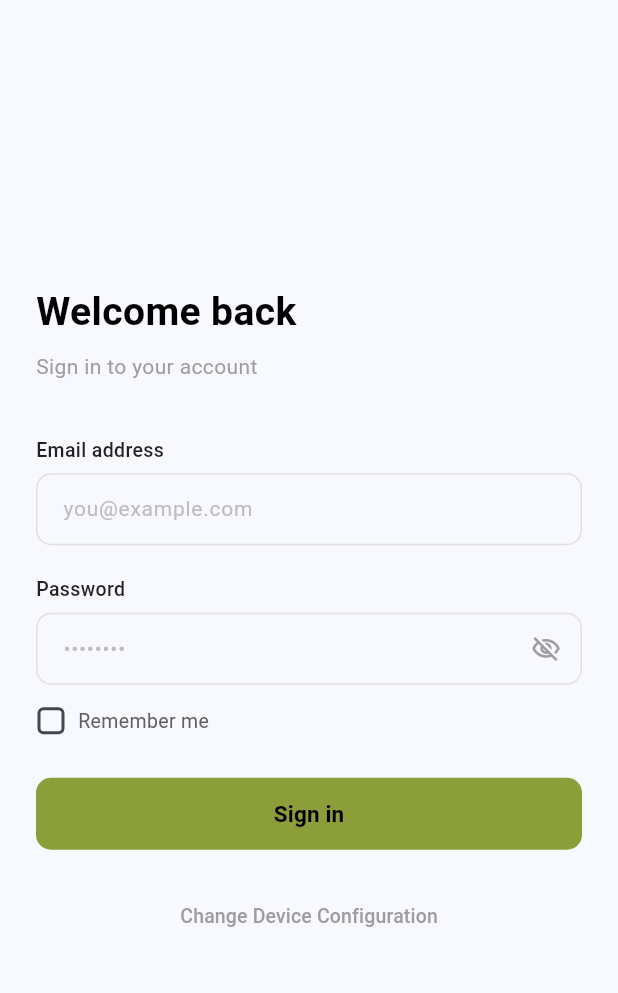
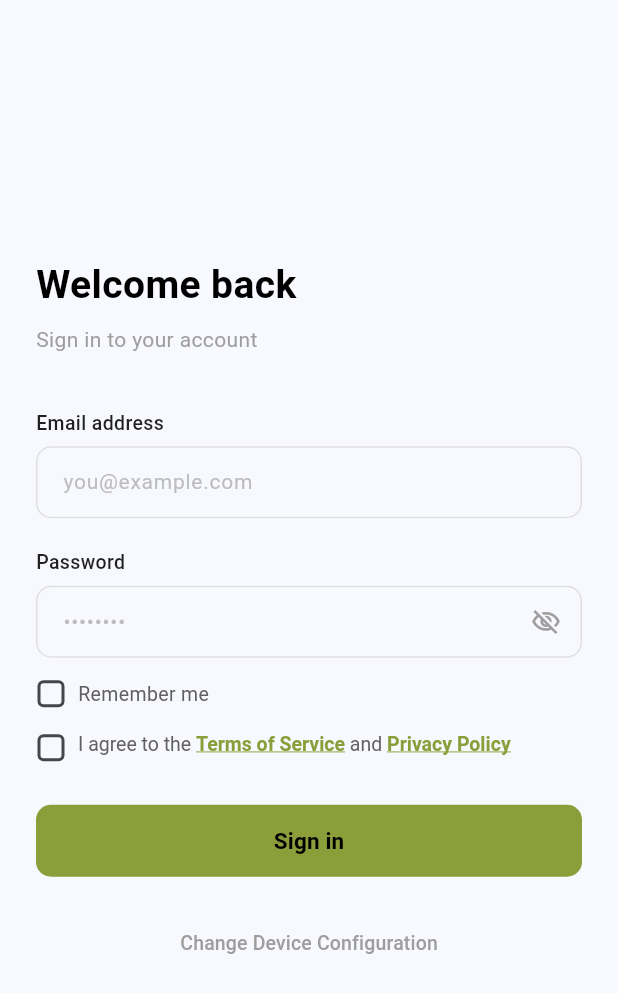
Before and after one commit to buwituze/pre-consultation-agent, a Flutter app: the LoginScreen screen opened by its route, on a phone screen of 412 x 824 dp. Shown: the top 993 px of the screen. Run offline on Flutter 3.47's test engine with Material 3 defaults, Android fonts, the phone set to English and light mode, and no system bars; our stand-ins replace audioplayers, easy_localization, flutter_dotenv, permission_handler, shared_preferences; missing offline and left inert: dart:html, gif_view, record; accounts and stored records are empty; Roboto replaces fonts that are missing (Arial).

Commit message:
feat: added privacy notes and debugged gifabbort error

```diff
--- a/frontend/lib/screens/login_screen.dart
+++ b/frontend/lib/screens/login_screen.dart
@@ -1,6 +1,8 @@
 import 'package:flutter/material.dart';
+import 'package:flutter/gestures.dart';
 import 'package:shared_preferences/shared_preferences.dart';
 import '../services/api_service.dart';
+import 'legal_dialogs.dart';
 
 class LoginScreen extends StatefulWidget {
   const LoginScreen({Key? key}) : super(key: key);
@@ -15,6 +17,7 @@ class _LoginScreenState extends State<LoginScreen> {
   bool _isLoading = false;
   bool _rememberMe = false;
   bool _obscurePassword = true;
+  bool _agreedToTerms = false;
 
   static const Color _green = Color(0xFF8B9E3A);
 
@@ -230,6 +233,66 @@ class _LoginScreenState extends State<LoginScreen> {
           ],
         ),
 
+        const SizedBox(height: 16),
+
+        // Terms agreement
+        Row(
+          crossAxisAlignment: CrossAxisAlignment.start,
+          children: [
+            SizedBox(
+              width: 20,
+              height: 20,
+              child: Checkbox(
+                value: _agreedToTerms,
+                onChanged: (value) {
+                  setState(() {
+                    _agreedToTerms = value ?? false;
+                  });
+                },
+                activeColor: _green,
+                materialTapTargetSize: MaterialTapTargetSize.shrinkWrap,
+                shape: RoundedRectangleBorder(
+                  borderRadius: BorderRadius.circular(4),
+                ),
+              ),
+            ),
+            const SizedBox(width: 8),
+            Expanded(
+              child: RichText(
+                text: TextSpan(
+                  style: TextStyle(fontSize: 13, color: Colors.grey[700]),
+                  children: [
+                    const TextSpan(text: 'I agree to the '),
+                    TextSpan(
+                      text: 'Terms of Service',
+                      style: const TextStyle(
+                        color: _green,
+                        fontWeight: FontWeight.w600,
+                        decoration: TextDecoration.underline,
+                        decorationColor: _green,
+                      ),
+                      recognizer: TapGestureRecognizer()
+                        ..onTap = () => showTermsOfService(context),
+                    ),
+                    const TextSpan(text: ' and '),
+                    TextSpan(
+                      text: 'Privacy Policy',
+                      style: const TextStyle(
+                        color: _green,
+                        fontWeight: FontWeight.w600,
+                        decoration: TextDecoration.underline,
+                        decorationColor: _green,
+                      ),
+                      recognizer: TapGestureRecognizer()
+                        ..onTap = () => showPrivacyPolicy(context),
+                    ),
+                  ],
+                ),
+              ),
+            ),
+          ],
+        ),
+
         const SizedBox(height: 28),
 
         // Login button
@@ -382,6 +445,18 @@ class _LoginScreenState extends State<LoginScreen> {
       return;
     }
 
+    if (!_agreedToTerms) {
+      ScaffoldMessenger.of(context).showSnackBar(
+        const SnackBar(
+          content: Text(
+            'Please read and accept the Terms of Service and Privacy Policy to continue.',
+          ),
+          backgroundColor: Colors.orange,
+        ),
+      );
+      return;
+    }
+
     setState(() {
       _isLoading = true;
     });
--- a/frontend/lib/screens/voice_interface_page.dart
+++ b/frontend/lib/screens/voice_interface_page.dart
@@ -1,5 +1,6 @@
 import 'package:flutter/material.dart';
 import 'package:easy_localization/easy_localization.dart';
+import 'package:gif_view/gif_view.dart';
 import '../services/api_service.dart';
 import '../services/audio_service.dart';
 import '../services/tts_service.dart';
@@ -654,10 +655,9 @@ class _VoiceInterfacePageState extends State<VoiceInterfacePage> {
                             height: constraints.maxWidth > 700 ? 150 : 185,
                             child: ClipRRect(
                               borderRadius: BorderRadius.circular(8),
-                              child: Image.asset(
+                              child: GifView.asset(
                                 'assets/voice-interface.gif',
                                 fit: BoxFit.contain,
-                                gaplessPlayback: true,
                               ),
                             ),
                           ),
--- a/frontend/pubspec.yaml
+++ b/frontend/pubspec.yaml
@@ -47,6 +47,7 @@ dependencies:
   flutter_dotenv: ^5.2.1
   shared_preferences: ^2.2.2
   record_linux: ^1.3.0
+  gif_view: ^1.0.3
 
 dev_dependencies:
   flutter_test:
```
Also changed, not shown: frontend/lib/screens/legal_dialogs.dart (added, +288 -0 lines), frontend/pubspec.lock, 1 other file.
